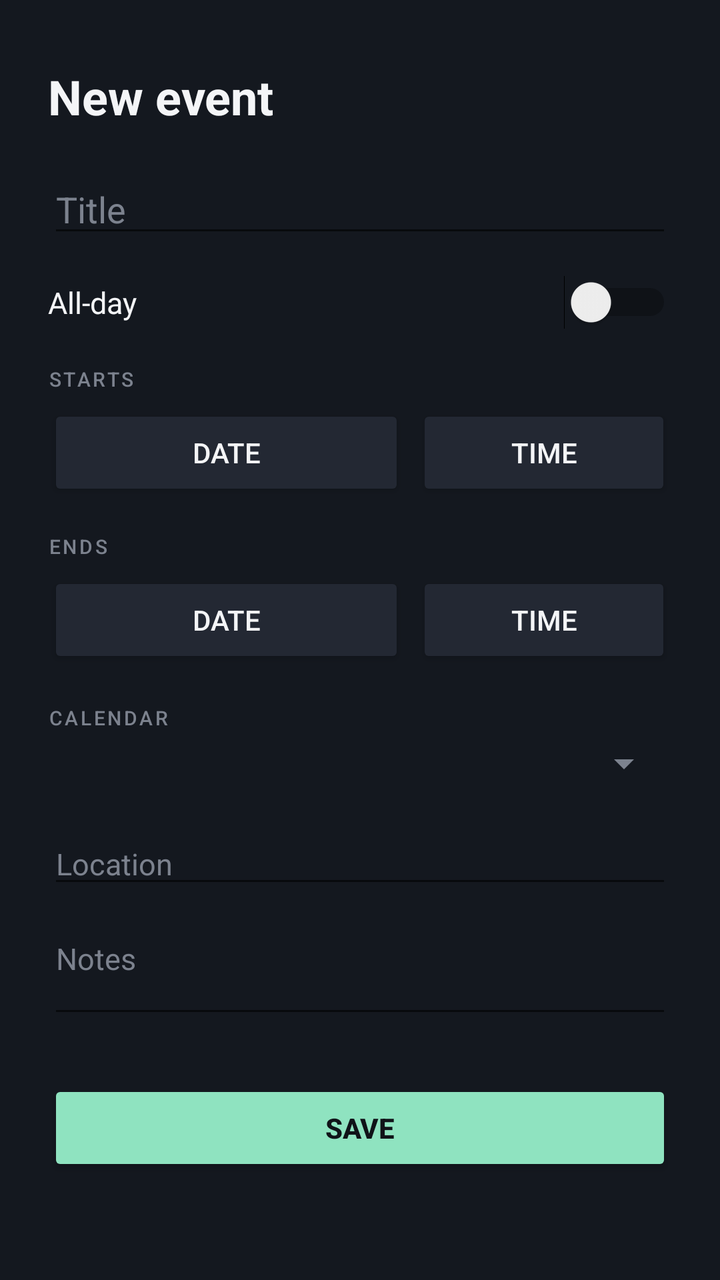
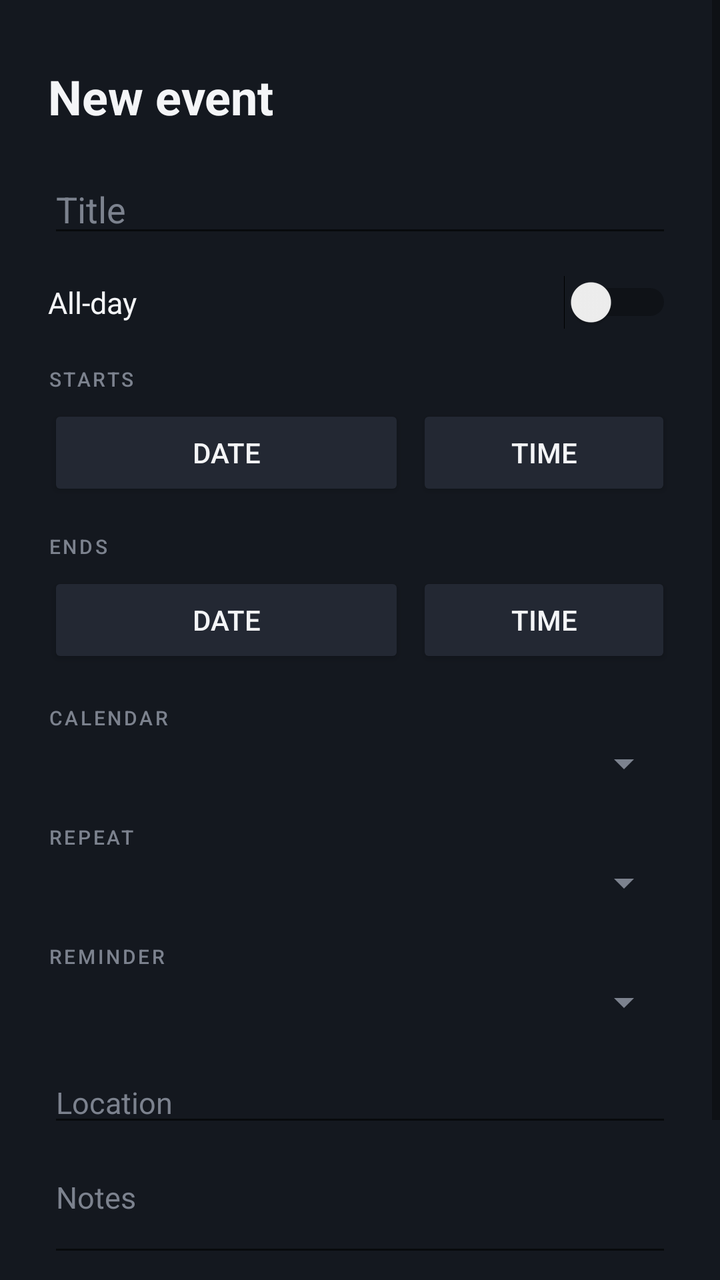

An Android layout rendered at two revisions. The XML below is the earlier revision; the diff shows what the commit changed to produce the second picture.
<!-- AndroidManifest.xml: application theme Theme.Unbound -->
<!-- res/layout/activity_event_edit.xml -->
<?xml version="1.0" encoding="utf-8"?>
<ScrollView xmlns:android="http://schemas.android.com/apk/res/android"
    android:layout_width="match_parent"
    android:layout_height="match_parent"
    android:background="#14181F"
    android:fillViewport="true">

    <LinearLayout
        android:layout_width="match_parent"
        android:layout_height="wrap_content"
        android:orientation="vertical"
        android:padding="24dp">

        <TextView
            android:id="@+id/ev_header"
            android:layout_width="wrap_content"
            android:layout_height="wrap_content"
            android:text="New event"
            android:textColor="#F4F5F7"
            android:textSize="24sp"
            android:textStyle="bold"
            android:layout_marginTop="8dp" />

        <EditText
            android:id="@+id/ev_title"
            android:layout_width="match_parent"
            android:layout_height="wrap_content"
            android:hint="Title"
            android:textColor="#F4F5F7"
            android:textColorHint="#7C828E"
            android:textSize="18sp"
            android:inputType="textCapSentences"
            android:layout_marginTop="18dp" />

        <Switch
            android:id="@+id/ev_allday"
            android:layout_width="match_parent"
            android:layout_height="wrap_content"
            android:text="All-day"
            android:textColor="#F4F5F7"
            android:textSize="15sp"
            android:layout_marginTop="14dp" />

        <TextView
            android:layout_width="wrap_content"
            android:layout_height="wrap_content"
            android:text="STARTS"
            android:textColor="#7C828E"
            android:textSize="10sp"
            android:fontFamily="sans-serif-medium"
            android:letterSpacing="0.12"
            android:layout_marginTop="18dp" />

        <LinearLayout
            android:layout_width="match_parent"
            android:layout_height="wrap_content"
            android:orientation="horizontal"
            android:layout_marginTop="6dp">

            <Button android:id="@+id/ev_start_date" android:layout_width="0dp" android:layout_weight="1.4" android:layout_height="wrap_content" android:layout_marginEnd="6dp" android:text="Date" android:textColor="#F4F5F7" android:backgroundTint="#232833" />
            <Button android:id="@+id/ev_start_time" android:layout_width="0dp" android:layout_weight="1" android:layout_height="wrap_content" android:text="Time" android:textColor="#F4F5F7" android:backgroundTint="#232833" />
        </LinearLayout>

        <TextView
            android:layout_width="wrap_content"
            android:layout_height="wrap_content"
            android:text="ENDS"
            android:textColor="#7C828E"
            android:textSize="10sp"
            android:fontFamily="sans-serif-medium"
            android:letterSpacing="0.12"
            android:layout_marginTop="16dp" />

        <LinearLayout
            android:layout_width="match_parent"
            android:layout_height="wrap_content"
            android:orientation="horizontal"
            android:layout_marginTop="6dp">

            <Button android:id="@+id/ev_end_date" android:layout_width="0dp" android:layout_weight="1.4" android:layout_height="wrap_content" android:layout_marginEnd="6dp" android:text="Date" android:textColor="#F4F5F7" android:backgroundTint="#232833" />
            <Button android:id="@+id/ev_end_time" android:layout_width="0dp" android:layout_weight="1" android:layout_height="wrap_content" android:text="Time" android:textColor="#F4F5F7" android:backgroundTint="#232833" />
        </LinearLayout>

        <TextView
            android:layout_width="wrap_content"
            android:layout_height="wrap_content"
            android:text="CALENDAR"
            android:textColor="#7C828E"
            android:textSize="10sp"
            android:fontFamily="sans-serif-medium"
            android:letterSpacing="0.12"
            android:layout_marginTop="18dp" />

        <Spinner
            android:id="@+id/ev_calendar"
            android:layout_width="match_parent"
            android:layout_height="wrap_content"
            android:layout_marginTop="4dp"
            android:backgroundTint="#7C828E" />

        <EditText
            android:id="@+id/ev_location"
            android:layout_width="match_parent"
            android:layout_height="wrap_content"
            android:hint="Location"
            android:textColor="#F4F5F7"
            android:textColorHint="#7C828E"
            android:textSize="15sp"
            android:inputType="textCapSentences"
            android:layout_marginTop="18dp" />

        <EditText
            android:id="@+id/ev_notes"
            android:layout_width="match_parent"
            android:layout_height="wrap_content"
            android:hint="Notes"
            android:textColor="#F4F5F7"
            android:textColorHint="#7C828E"
            android:textSize="15sp"
            android:inputType="textCapSentences|textMultiLine"
            android:minLines="2"
            android:gravity="top"
            android:layout_marginTop="10dp" />

        <Button
            android:id="@+id/ev_save"
            android:layout_width="match_parent"
            android:layout_height="wrap_content"
            android:layout_marginTop="26dp"
            android:text="Save"
            android:textStyle="bold"
            android:textColor="#101318"
            android:backgroundTint="#8FE3C0" />

        <Button
            android:id="@+id/ev_delete"
            android:layout_width="match_parent"
            android:layout_height="wrap_content"
            android:layout_marginTop="8dp"
            android:layout_marginBottom="16dp"
            android:text="Delete"
            android:textColor="#F1A5A5"
            android:background="@android:color/transparent"
            android:visibility="gone" />
    </LinearLayout>
</ScrollView>
<!-- resources referenced by this layout -->
<resources>
  <style name="Theme.Unbound" parent="@android:style/Theme.Material.Light.NoActionBar" />
</resources>

<!-- the commit's change to res/layout/activity_event_edit.xml (unified diff, before → after) -->
@@ -98,6 +98,40 @@
             android:layout_marginTop="4dp"
             android:backgroundTint="#7C828E" />
 
+        <TextView
+            android:layout_width="wrap_content"
+            android:layout_height="wrap_content"
+            android:text="REPEAT"
+            android:textColor="#7C828E"
+            android:textSize="10sp"
+            android:fontFamily="sans-serif-medium"
+            android:letterSpacing="0.12"
+            android:layout_marginTop="18dp" />
+
+        <Spinner
+            android:id="@+id/ev_repeat"
+            android:layout_width="match_parent"
+            android:layout_height="wrap_content"
+            android:layout_marginTop="4dp"
+            android:backgroundTint="#7C828E" />
+
+        <TextView
+            android:layout_width="wrap_content"
+            android:layout_height="wrap_content"
+            android:text="REMINDER"
+            android:textColor="#7C828E"
+            android:textSize="10sp"
+            android:fontFamily="sans-serif-medium"
+            android:letterSpacing="0.12"
+            android:layout_marginTop="18dp" />
+
+        <Spinner
+            android:id="@+id/ev_reminder"
+            android:layout_width="match_parent"
+            android:layout_height="wrap_content"
+            android:layout_marginTop="4dp"
+            android:backgroundTint="#7C828E" />
+
         <EditText
             android:id="@+id/ev_location"
             android:layout_width="match_parent"
